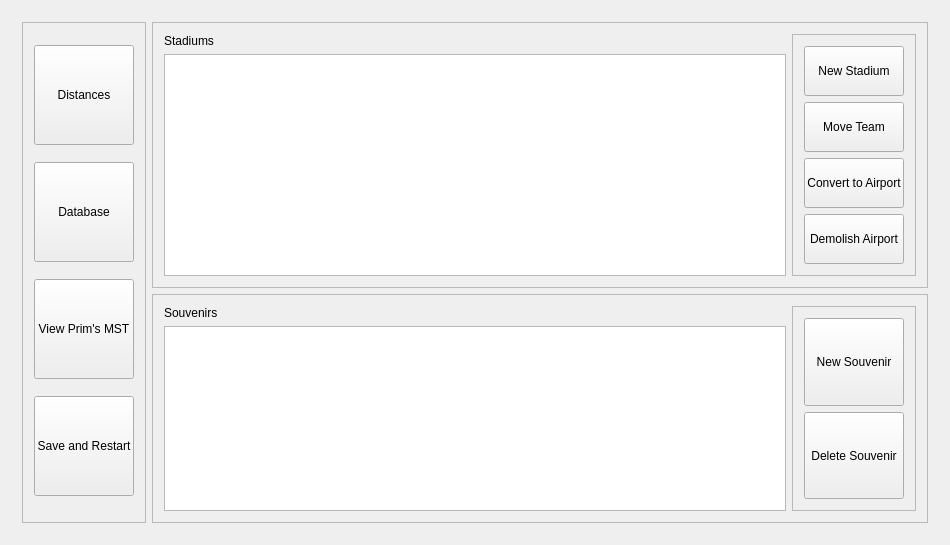
Above: Baseball-Itinerary-Program/primewin.ui from xavierliancw/Based-Itinerary before the change. Below: the same form after it.
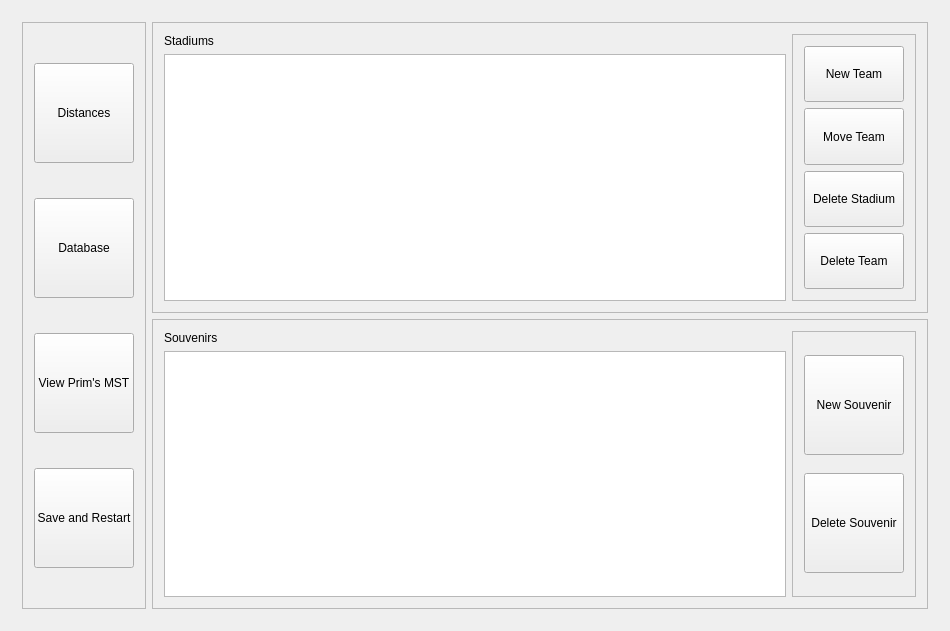
That is the form after the change. The open tabs and pages were chosen to show the change.

Diff of the .ui file:
```diff
--- a/Baseball-Itinerary-Program/primewin.ui
+++ b/Baseball-Itinerary-Program/primewin.ui
@@ -7,7 +7,7 @@
     <x>0</x>
     <y>0</y>
     <width>950</width>
-    <height>515</height>
+    <height>631</height>
    </rect>
   </property>
   <property name="minimumSize">
@@ -1303,7 +1303,7 @@
                  </size>
                 </property>
                 <property name="text">
-                 <string>New Stadium</string>
+                 <string>New Team</string>
                 </property>
                </widget>
               </item>
@@ -1353,7 +1353,7 @@
                  </size>
                 </property>
                 <property name="text">
-                 <string>Convert to Airport</string>
+                 <string>Delete Stadium</string>
                 </property>
                </widget>
               </item>
@@ -1378,7 +1378,7 @@
                  </size>
                 </property>
                 <property name="text">
-                 <string>Demolish Airport</string>
+                 <string>Delete Team</string>
                 </property>
                </widget>
               </item>
```
Left out of the diff: 10 changed lines with no effect on the pictures.
